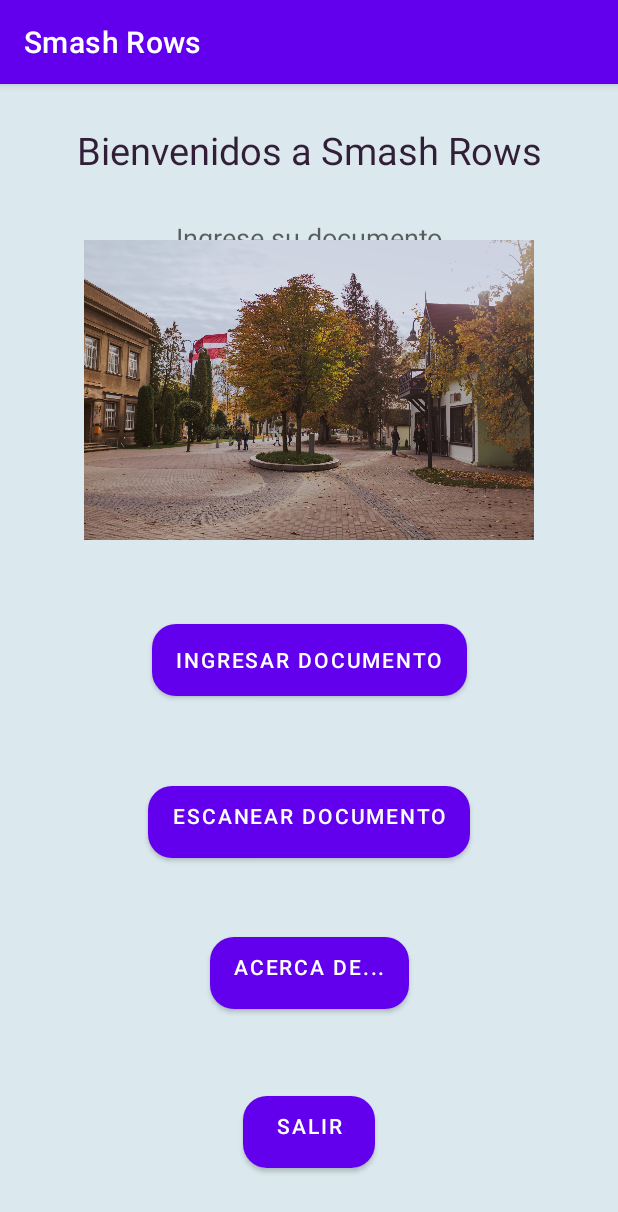
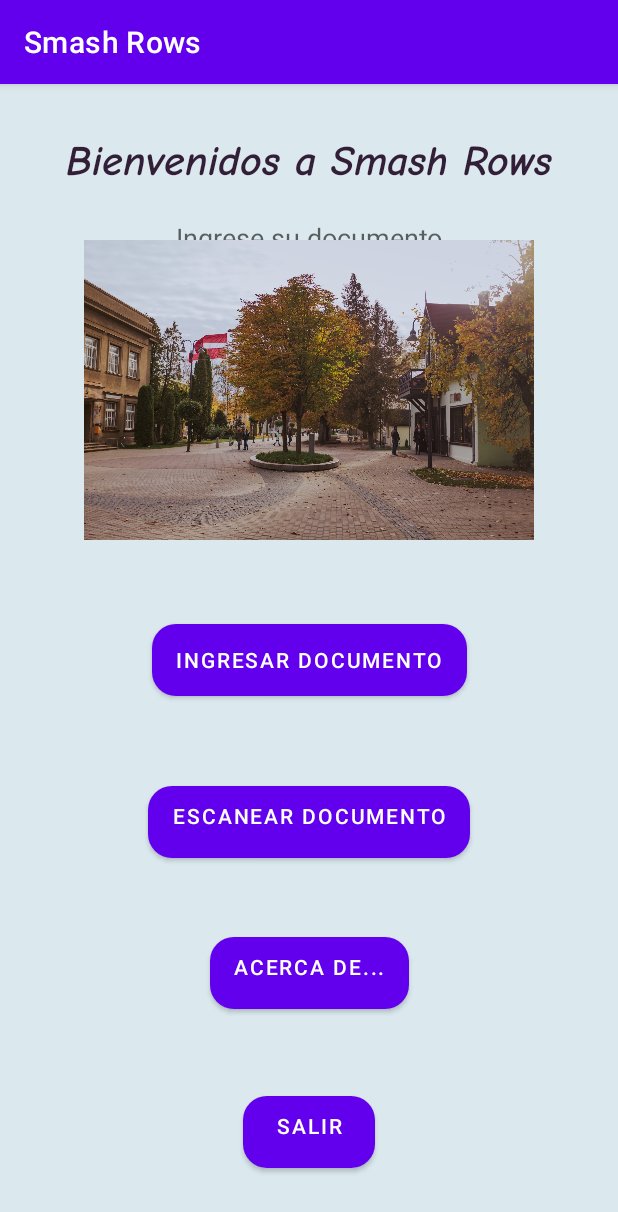
Before and after one commit to Diegoapp55/Proyecto-Sistemas-Embebidos-Smash-Rows, an Android app: the screen it shows after launch (MainActivity), on a phone screen of 412 x 824 dp. Shown: the top 1212 px of the screen. Run offline under Robolectric (Android 15) with nearby library versions, the phone set to English and light mode, and no system bars.

Commit message:
Interface settings

```diff
--- a/SmashRowsApp/app/src/main/res/drawable/round_button.xml
+++ b/SmashRowsApp/app/src/main/res/drawable/round_button.xml
@@ -1,7 +1,7 @@
 <?xml version="1.0" encoding="utf-8"?>
 <shape xmlns:android="http://schemas.android.com/apk/res/android"
     android:shape="rectangle">
-    <solid android:color="@color/backButtons" />
+    <solid android:color="@color/backButtons"/>
     <corners android:bottomRightRadius="16dp"
         android:bottomLeftRadius="16dp"
         android:topRightRadius="16dp"
--- a/SmashRowsApp/app/src/main/res/layout/activity_main.xml
+++ b/SmashRowsApp/app/src/main/res/layout/activity_main.xml
@@ -9,20 +9,25 @@
     android:background="@color/background">
 
     <TextView
+        android:id="@+id/MainTitle"
         android:layout_width="wrap_content"
         android:layout_height="wrap_content"
+        android:layout_margin="10dp"
+        android:fontFamily="@font/comic_neue_bold_italic"
+        android:gravity="center_horizontal"
+        android:lineSpacingExtra="10sp"
+        android:padding="10dp"
         android:text="Bienvenidos a Smash Rows"
-        android:gravity="center_horizontal"
-        android:textSize="25sp"
+        android:textAlignment="center"
+        android:textAppearance="@style/TextAppearance.AppCompat.Large"
         android:textColor="#331E38"
-        android:layout_margin="10dp"
-        android:padding="10dp"
-        app:layout_constraintVertical_bias="0.01"
+        android:textSize="28sp"
+        android:textStyle="bold|italic"
         app:layout_constraintBottom_toBottomOf="parent"
         app:layout_constraintEnd_toEndOf="parent"
         app:layout_constraintStart_toStartOf="parent"
         app:layout_constraintTop_toTopOf="parent"
-        android:id="@+id/MainTitle"/>
+        app:layout_constraintVertical_bias="0.02" />
 
     <EditText
         android:layout_width="wrap_content"
--- a/SmashRowsApp/app/src/main/res/values/colors.xml
+++ b/SmashRowsApp/app/src/main/res/values/colors.xml
@@ -9,5 +9,4 @@
     <color name="white">#FFFFFFFF</color>
     <color name="background">#DBE9EE</color>
     <color name="backButtons">#23BAC4</color>
-    <color name="steelblue">#4381C1</color>
 </resources>
```
Also changed, not shown: SmashRowsApp/app/src/main/res/font/comic_neue_bold_italic.ttf (added), 24 other files.
